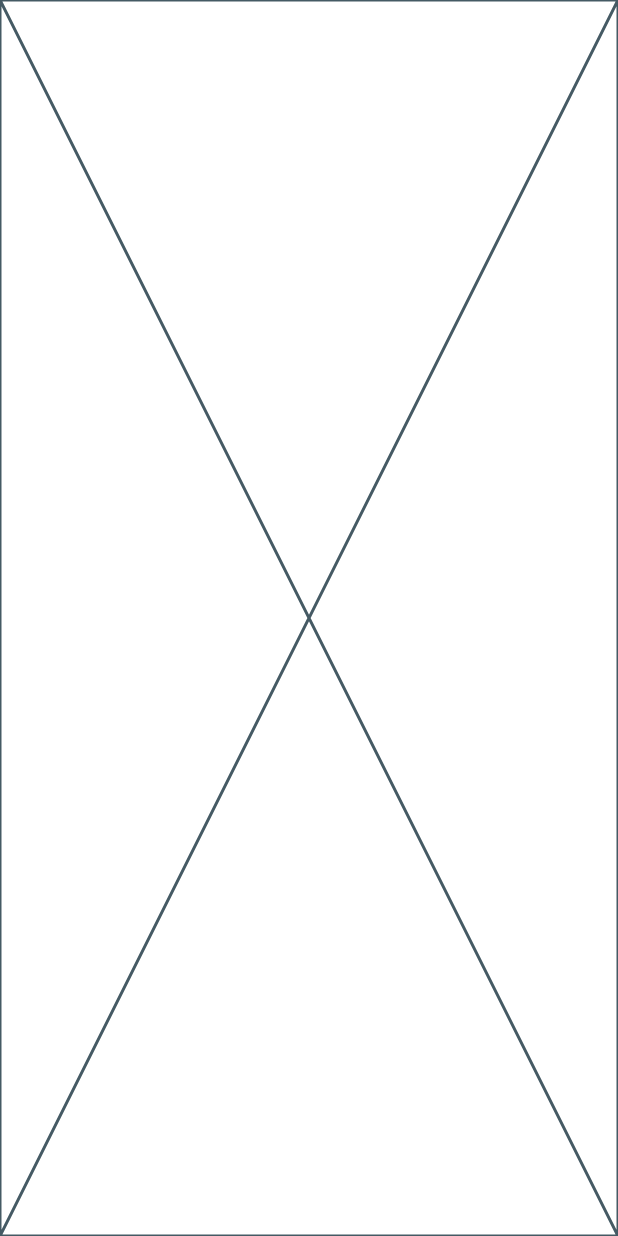
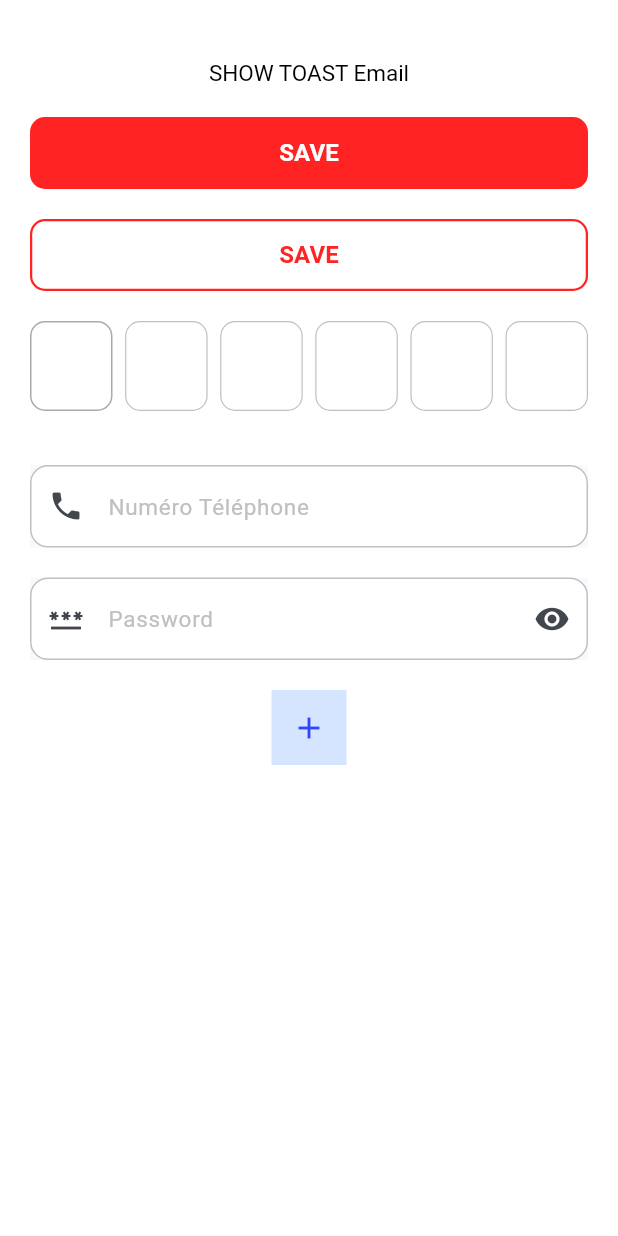
Before and after one commit to Saint-S-Prit/flutter_best_pratics, a Flutter app: the screen it shows after launch, on a phone screen of 412 x 824 dp. Run offline on Flutter 3.47's test engine with Material 3 defaults, Android fonts, the phone set to English and light mode, and no system bars; drawn by our look-alikes of pin_code_fields, toastification; our stand-ins replace bloc, dartz, dio, flutter_bloc, flutter_easyloading, freezed_annotation and 4 more; Roboto replaces fonts that are missing (assets/fonts/roboto/Roboto-Medium.ttf, assets/fonts/roboto/Roboto-Regular.ttf).

Commit message:
add some custom widget

```diff
--- a/lib/gen/assets.gen.dart
+++ b/lib/gen/assets.gen.dart
@@ -7,6 +7,31 @@
 // ignore_for_file: type=lint
 // ignore_for_file: directives_ordering,unnecessary_import,implicit_dynamic_list_literal,deprecated_member_use
 
+class $AssetsFontsGen {
+  const $AssetsFontsGen();
+
+  /// Directory path: assets/fonts/roboto
+  $AssetsFontsRobotoGen get roboto => const $AssetsFontsRobotoGen();
+}
+
+class $AssetsFontsRobotoGen {
+  const $AssetsFontsRobotoGen();
+
+  /// File path: assets/fonts/roboto/Roboto-Bold.ttf
+  String get robotoBold => 'assets/fonts/roboto/Roboto-Bold.ttf';
+
+  /// File path: assets/fonts/roboto/Roboto-Medium.ttf
+  String get robotoMedium => 'assets/fonts/roboto/Roboto-Medium.ttf';
+
+  /// File path: assets/fonts/roboto/Roboto-Regular.ttf
+  String get robotoRegular => 'assets/fonts/roboto/Roboto-Regular.ttf';
+
+  /// List of all assets
+  List<String> get values => [robotoBold, robotoMedium, robotoRegular];
+}
+
 class Assets {
   Assets._();
+
+  static const $AssetsFontsGen fonts = $AssetsFontsGen();
 }
--- a/lib/main.dart
+++ b/lib/main.dart
@@ -1,4 +1,5 @@
 import 'package:flutter/material.dart';
+import 'package:flutter_easyloading/flutter_easyloading.dart';
 import 'package:flutter_starter/generated/l10n.dart';
 import 'package:flutter_starter/routes/app_router.dart';
 import 'package:flutter_starter/src/screens/pages/home/cubit/language_cubit/language_cubit.dart';
@@ -6,6 +7,7 @@ import 'package:flutter_starter/utils/app_config.dart';
 import 'package:flutter_starter/utils/singleton.dart';
 import 'package:flutter_bloc/flutter_bloc.dart';
 import 'package:flutter_localizations/flutter_localizations.dart';
+import 'package:toastification/toastification.dart';
 
 void main() {
   mainCommon();
@@ -14,6 +16,24 @@ void main() {
 void mainCommon() async {
   await configure();
   runApp(const MyApp());
+  configLoading();
+}
+void configLoading() {
+  EasyLoading.instance
+    ..displayDuration = const Duration(milliseconds: 2000)
+    ..indicatorType = EasyLoadingIndicatorType.cubeGrid
+    ..loadingStyle = EasyLoadingStyle.dark
+    ..indicatorSize = 45.0
+    ..radius = 10.0
+    ..progressColor = Colors.blue
+    ..backgroundColor = Colors.green
+    ..indicatorColor = Colors.yellow
+    ..textColor = Colors.yellow
+    ..maskColor = Colors.blue.withOpacity(0.5)
+    ..userInteractions = true
+    ..dismissOnTap = false
+    ..customAnimation = CustomAnimation()
+    ;
 }
 
 class MyApp extends StatefulWidget {
@@ -33,6 +53,7 @@ class _MyAppState extends State<MyApp> {
       builder: (context, state) {
         return GestureDetector(
           onTap: () => WidgetsBinding.instance.focusManager.primaryFocus?.unfocus(),
+          child: ToastificationWrapper(
             child: MaterialApp.router(
               title: AppConfig.shared.appName,
               theme: ThemeData(
@@ -49,9 +70,30 @@ class _MyAppState extends State<MyApp> {
               ],
               supportedLocales: StringText.delegate.supportedLocales,
               locale: state.ln,
+              builder: EasyLoading.init(),
+            ),
           ),
         );
       },
     );
   }
 }
+
+class CustomAnimation extends EasyLoadingAnimation {
+  CustomAnimation();
+
+  @override
+  Widget buildWidget(
+    Widget child,
+    AnimationController controller,
+    AlignmentGeometry alignment,
+  ) {
+    return Opacity(
+      opacity: controller.value,
+      child: RotationTransition(
+        turns: controller,
+        child: child,
+      ),
+    );
+  }
+}
--- a/lib/src/data/services/http_helper.dart
+++ b/lib/src/data/services/http_helper.dart
@@ -3,8 +3,10 @@ import 'package:dio/dio.dart';
 import 'package:flutter/foundation.dart';
 import 'package:flutter_starter/src/data/models/failure.dart';
 import 'package:flutter_starter/src/data/models/success.dart';
+import 'package:flutter_starter/src/screens/widgets/toasts/custom_toast.dart';
 import 'package:flutter_starter/utils/app_config.dart';
 import 'package:injectable/injectable.dart';
+import 'package:toastification/toastification.dart';
 import 'local_helper.dart';
 
 
@@ -41,8 +43,9 @@ class HttpHelper {
       print("========== HTTP ERROR =========");
       print(error.response?.statusCode);
       print(error.response?.statusMessage);
-      print(( (error.response?.data?['data']?['errors'] is List && (error.response?.data?['data']?['errors'])?.isNotEmpty) ) ? error.response?.data?['data']?['errors'][0] : error.response?.data?['data']?['errors'] is Map<String, dynamic> ?  error.response?.data?['data']?['errors']['message']  : error.response?.data?['message'] ?? "An error has occurred. Please check your connection status.");
+      print(error.response?.data['message'] ?? "UNKNOW_ERROR_CODE");
     }
+    CustomToast.showMeaasgeDecoder(message: error.response?.data['message'] ?? "UNKNOW_ERROR_CODE", type: ToastificationType.error);
     if (error.response?.statusCode == 401) {}
     handler.next(error);
   }
--- a/lib/src/screens/pages/splash/splash_screen.dart
+++ b/lib/src/screens/pages/splash/splash_screen.dart
@@ -1,10 +1,78 @@
 import 'package:flutter/material.dart';
+import 'package:flutter_easyloading/flutter_easyloading.dart';
+import 'package:flutter_starter/src/screens/widgets/buttons/custom_outline_button.dart';
+import 'package:flutter_starter/src/screens/widgets/buttons/custom_primary_button.dart';
+import 'package:flutter_starter/src/screens/widgets/buttons/cutom_icon_button.dart';
+import 'package:flutter_starter/src/screens/widgets/input_field/custom_otp_field.dart';
+import 'package:flutter_starter/src/screens/widgets/input_field/custom_password_field.dart';
+import 'package:flutter_starter/src/screens/widgets/input_field/custom_text_field.dart';
+import 'package:flutter_starter/src/screens/widgets/texts/custom_text.dart';
+import 'package:flutter_starter/utils/app_thems.dart';
 
 class SplashScreen extends StatelessWidget {
   const SplashScreen({super.key});
 
   @override
   Widget build(BuildContext context) {
-    return const Placeholder();
+    return Scaffold(
+      backgroundColor: AppThems.white,
+      body: SafeArea(
+        child: Padding(
+          padding: const EdgeInsets.all(20),
+          child: Center(
+            child: Column(
+              children: [
+                const SizedBox(height: 20),
+                InkWell(
+                  onTap: () {
+                    EasyLoading.show(status: 'loading...');
+                  },
+                  child: const CustomText(
+                    text: "SHOW TOAST Email",
+                  ),
+                ),
+                const SizedBox(height: 20),
+                CustomPrimaryButton(
+                  text: "save",
+                  onClick: () {},
+                  bgColor: AppThems.btnError,
+                  height: 48,
+                ),
+                const SizedBox(height: 20),
+                CustomOutlineButton(
+                  text: "save",
+                  onClick: () {},
+                  color: AppThems.btnError,
+                  height: 48,
+                ),
+                const SizedBox(height: 20),
+                CustomOtpField(
+                  length: 6,
+                  onCompleted: (otp) {},
+                ),
+                const SizedBox(height: 20),
+                const CustomTextField(
+                  label: "Numéro Téléphone",
+                  prefixIcon: Icon(Icons.phone),
+                ),
+                const SizedBox(height: 20),
+                const CustomPasswordField(
+                  label: "Password",
+                  prefixIcon: Icon(Icons.password),
+                ),
+                const SizedBox(height: 20),
+                const CutomIconButton(
+                  color: AppThems.transparentBleu,
+                  shape: BoxShape.rectangle,
+                  width: 50,
+                  height: 50,
+                  child: Icon(Icons.add, color: AppThems.darkBleu),
+                )
+              ],
+            ),
+          ),
+        ),
+      ),
+    );
   }
 }
--- /dev/null
+++ b/lib/src/screens/widgets/buttons/custom_outline_button.dart
@@ -0,0 +1,45 @@
+import 'package:flutter/material.dart';
+import 'package:flutter_starter/src/screens/widgets/texts/custom_text.dart';
+import 'package:flutter_starter/utils/app_thems.dart';
+
+class CustomOutlineButton extends StatelessWidget {
+  final String text;
+  final Color? color;
+  final void Function()? onClick;
+  final double? height, width;
+  const CustomOutlineButton({
+    super.key,
+    required this.text,
+    this.color,
+    this.onClick,
+    this.height,
+    this.width,
+  });
+
+  @override
+  Widget build(BuildContext context) {
+    return InkWell(
+      onTap: onClick,
+      hoverColor: Colors.transparent,
+      child: Container(
+        padding: const EdgeInsets.symmetric(horizontal: 15, vertical: 15),
+        width: width,
+        height: height,
+        decoration: BoxDecoration(
+          border: Border.all(color: color ?? AppThems.btnOky, width: 1.5),
+          borderRadius: BorderRadius.circular(10),
+        ),
+        child: Center(
+          child: CustomText(
+            text: text.toUpperCase(),
+            color: color ?? AppThems.btnOky,
+            fontSize: 16,
+            height: 15,
+            letterSpacing: 0.05,
+            fontWeight: CustomFontWeight.MEDIUM,
+          ),
+        ),
+      ),
+    );
+  }
+}
--- /dev/null
+++ b/lib/src/screens/widgets/buttons/custom_primary_button.dart
@@ -0,0 +1,46 @@
+import 'package:flutter/material.dart';
+import 'package:flutter_starter/src/screens/widgets/texts/custom_text.dart';
+import 'package:flutter_starter/utils/app_thems.dart';
+
+class CustomPrimaryButton extends StatelessWidget {
+  final String text;
+  final Color? bgColor, txtColor;
+  final void Function()? onClick;
+  final double? height, width;
+  const CustomPrimaryButton({
+    super.key,
+    required this.text,
+    this.bgColor,
+    this.txtColor,
+    this.onClick,
+    this.height,
+    this.width,
+  });
+
+  @override
+  Widget build(BuildContext context) {
+    return InkWell(
+      onTap: onClick,
+      hoverColor: Colors.transparent,
+      child: Container(
+        padding: const EdgeInsets.symmetric(horizontal: 15, vertical: 15),
+        width: width,
+        height: height,
+        decoration: BoxDecoration(
+          color: bgColor ?? AppThems.btnOky,
+          borderRadius: BorderRadius.circular(10),
+        ),
+        child: Center(
+          child: CustomText(
+            text: text.toUpperCase(),
+            color: txtColor ?? AppThems.white,
+            fontSize: 16,
+            height: 15,
+            letterSpacing: 0.05,
+            fontWeight: CustomFontWeight.MEDIUM,
+          ),
+        ),
+      ),
+    );
+  }
+}
--- /dev/null
+++ b/lib/src/screens/widgets/buttons/cutom_icon_button.dart
@@ -0,0 +1,35 @@
+import 'package:flutter/material.dart';
+
+class CutomIconButton extends StatelessWidget {
+  final double? width, height;
+  final BoxShape? shape;
+  final Color? color;
+  final Widget child;
+  final void Function()? onTap;
+  const CutomIconButton({
+    super.key,
+    this.width,
+    this.height,
+    this.shape,
+    this.color,
+    required this.child,
+    this.onTap,
+  });
+
+  @override
+  Widget build(BuildContext context) {
+    return InkWell(
+      onTap: onTap,
+      child: Container(
+        padding: EdgeInsets.all(width != null || height != null ? 0 : 10),
+        width: width ?? height,
+        height: height ?? width,
+        decoration: BoxDecoration(
+          shape: shape ?? BoxShape.circle,
+          color: color,
+        ),
+        child: Center(child: child),
+      ),
+    );
+  }
+}
--- /dev/null
+++ b/lib/src/screens/widgets/input_field/custom_otp_field.dart
@@ -0,0 +1,50 @@
+import 'package:flutter/material.dart';
+import 'package:flutter_starter/utils/app_thems.dart';
+import 'package:flutter_starter/utils/form_validator.dart';
+import 'package:pin_code_fields/pin_code_fields.dart';
+
+class CustomOtpField extends StatelessWidget {
+  final double? width;
+  final void Function(String) onCompleted;
+  final int length;
+  const CustomOtpField({
+    super.key,
+    this.width,
+    required this.onCompleted,
+    required this.length,
+  });
+
+  @override
+  Widget build(BuildContext context) {
+    return SizedBox(
+      width: width,
+      child: PinCodeTextField(
+        appContext: context,
+        length: length,
+        autoFocus: true,
+        cursorColor: Colors.grey.shade600,
+        validator: FormValidator.requiredValidation,
+        pinTheme: PinTheme(
+          shape: PinCodeFieldShape.box,
+          borderRadius: BorderRadius.circular(10),
+          fieldHeight: 60,
+          fieldWidth: 55,
+          activeFillColor: AppThems.darkGrey,
+          activeColor: AppThems.darkGrey,
+          selectedColor: AppThems.darkGrey,
+          inactiveColor: AppThems.lightGrey,
+          inactiveFillColor: AppThems.lightGrey,
+          errorBorderColor: AppThems.darkRed,
+          errorBorderWidth: 1,
+          borderWidth: 1,
+          inactiveBorderWidth: 0.8,
+          activeBorderWidth: 1
+        ),
+        onCompleted: onCompleted,
+        textStyle: AppThems.otpFieldStyle,
+        keyboardType: TextInputType.number,
+        cursorHeight: 25,
+      ),
+    );
+  }
+}
--- /dev/null
+++ b/lib/src/screens/widgets/input_field/custom_password_field.dart
@@ -0,0 +1,106 @@
+import 'package:flutter/material.dart';
+import 'package:flutter/services.dart';
+import 'package:flutter_starter/gen/assets.gen.dart';
+import 'package:flutter_starter/utils/app_thems.dart';
+import 'package:flutter_starter/utils/form_validator.dart';
+
+class CustomPasswordField extends StatefulWidget {
+  final String? label;
+  final void Function(String)? onChanged;
+  final String? Function(String?)? validator;
+  final TextInputType? keyboardType;
+  final List<TextInputFormatter>? inputFormatters;
+  final TextEditingController? controller;
+  final Widget? prefixIcon;
+  final bool readOnly;
+  final void Function()? onTap;
+  final Color brColor, fillColor, labelColor;
+  final bool fill;
+  final int? maxLines;
+  final bool isPasswordField;
+
+  const CustomPasswordField({
+    super.key,
+    this.label,
+    this.onChanged,
+    this.validator = FormValidator.requiredValidation,
+    this.keyboardType,
+    this.inputFormatters,
+    this.controller,
+    this.prefixIcon,
+    this.readOnly = false,
+    this.onTap,
+    this.fill = true,
+    this.brColor = AppThems.lightGrey,
+    this.fillColor = AppThems.white,
+    this.labelColor = AppThems.lightGrey,
+    this.maxLines,
+    this.isPasswordField = true,
+  });
+
+  @override
+  _CustomPasswordFieldState createState() => _CustomPasswordFieldState();
+}
+
+class _CustomPasswordFieldState extends State<CustomPasswordField> {
+  bool _obscureText = true;
+
+  @override
+  Widget build(BuildContext context) {
+    return Material(
+      child: TextFormField(
+        controller: widget.controller,
+        keyboardType: widget.keyboardType,
+        inputFormatters: widget.inputFormatters,
+        onChanged: widget.onChanged,
+        validator: widget.validator,
+        cursorColor: AppThems.black,
+        readOnly: widget.readOnly,
+        onTap: widget.onTap,
+        maxLines: widget.isPasswordField ? 1 : widget.maxLines,
+        obscureText: widget.isPasswordField ? _obscureText : false,
+        style: AppThems.fieldTextStyle,
+        decoration: InputDecoration(
+          prefixIcon: widget.prefixIcon,
+          suffixIcon: widget.isPasswordField
+              ? IconButton(
+                  icon: Icon(
+                    _obscureText ? Icons.visibility : Icons.visibility_off,
+                  ),
+                  onPressed: () {
+                    setState(() {
+                      _obscureText = !_obscureText;
+                    });
+                  },
+                )
+              : null,
+          labelText: widget.label,
+          filled: widget.fill,
+          fillColor: widget.fillColor,
+          labelStyle: AppThems.fieldLabelStyle,
+          border: OutlineInputBorder(
+            borderRadius: BorderRadius.circular(12),
+            borderSide: BorderSide(
+              color: widget.brColor,
+              width: 1,
+            ),
+          ),
+          enabledBorder: OutlineInputBorder(
+            borderRadius: BorderRadius.circular(12),
+            borderSide: BorderSide(
+              color: widget.brColor,
+              width: 1,
+            ),
+          ),
+          focusedBorder: OutlineInputBorder(
+            borderRadius: BorderRadius.circular(12),
+            borderSide: BorderSide(
+              color: widget.brColor,
+              width: 1,
+            ),
+          ),
+        ),
+      ),
+    );
+  }
+}
--- /dev/null
+++ b/lib/src/screens/widgets/input_field/custom_text_field.dart
@@ -0,0 +1,90 @@
+import 'package:flutter/material.dart';
+import 'package:flutter/services.dart';
+import 'package:flutter_starter/gen/assets.gen.dart';
+import 'package:flutter_starter/utils/app_thems.dart';
+import 'package:flutter_starter/utils/form_validator.dart';
+
+class CustomTextField extends StatefulWidget {
+  final String? label;
+  final void Function(String)? onChanged;
+  final String? Function(String?)? validator;
+  final TextInputType? keyboardType;
+  final List<TextInputFormatter>? inputFormatters;
+  final TextEditingController? controller;
+  final Widget? prefixIcon, suffixIcon;
+  final bool readOnly;
+  final void Function()? onTap;
+  final Color brColor, fillColor, labelColor;
+  final bool fill;
+  final int? maxLines;
+
+  const CustomTextField(
+      {super.key,
+      this.label,
+      this.onChanged,
+      this.validator = FormValidator.requiredValidation,
+      this.keyboardType,
+      this.inputFormatters,
+      this.controller,
+      this.prefixIcon,
+      this.readOnly = false,
+      this.onTap,
+      this.fill = true,
+      this.brColor = AppThems.lightGrey,
+      this.fillColor = AppThems.white,
+      this.labelColor = AppThems.lightGrey,
+      this.maxLines,
+      this.suffixIcon});
+
+  @override
+  _CustomTextFieldState createState() => _CustomTextFieldState();
+}
+
+class _CustomTextFieldState extends State<CustomTextField> {
+  @override
+  Widget build(BuildContext context) {
+    return Material(
+      child: TextFormField(
+        controller: widget.controller,
+        keyboardType: widget.keyboardType,
+        inputFormatters: widget.inputFormatters,
+        onChanged: widget.onChanged,
+        validator: widget.validator,
+        cursorColor: AppThems.black,
+        readOnly: widget.readOnly,
+        onTap: widget.onTap,
+        maxLines: widget.maxLines,
+        style: AppThems.fieldTextStyle,
+        decoration: InputDecoration(
+          prefixIcon: widget.prefixIcon,
+          suffixIcon: widget.suffixIcon,
+          labelText: widget.label,
+          filled: widget.fill,
+          fillColor: widget.fillColor,
+          labelStyle: AppThems.fieldLabelStyle,
+          border: OutlineInputBorder(
+            borderRadius: BorderRadius.circular(12),
+            borderSide: BorderSide(
+              color: widget.brColor,
+              width: 1,
+            ),
+          ),
+          enabledBorder: OutlineInputBorder(
+            borderRadius: BorderRadius.circular(12),
+            borderSide: BorderSide(
+              color: widget.brColor,
+              width: 1,
+            ),
+          ),
+          focusedBorder: OutlineInputBorder(
+            borderRadius: BorderRadius.circular(12),
+            borderSide: BorderSide(
+              color: widget.brColor,
+              width: 1,
+            ),
+          ),
+        ),
+      ),
+    );
+  }
+}
--- /dev/null
+++ b/lib/src/screens/widgets/texts/custom_animation_text.dart
@@ -0,0 +1,10 @@
+import 'package:flutter/material.dart';
+
+class CustomAnimationText extends StatelessWidget {
+  const CustomAnimationText({super.key});
+
+  @override
+  Widget build(BuildContext context) {
+    return const Placeholder();
+  }
+}
--- /dev/null
+++ b/lib/src/screens/widgets/texts/custom_text.dart
@@ -0,0 +1,52 @@
+import 'package:flutter/material.dart';
+import 'package:flutter_starter/gen/assets.gen.dart';
+import 'package:flutter_starter/utils/app_thems.dart';
+
+enum CustomFontWeight { BOLD, REGULAR, MEDIUM }
+
+class CustomText extends StatelessWidget {
+  final String text;
+  final double? fontSize;
+  final double? height;
+  final double? letterSpacing;
+  final CustomFontWeight fontWeight;
+  final Color? color;
+  final TextAlign? textAlign;
+  const CustomText({
+    super.key,
+    required this.text,
+    this.fontSize,
+    this.height,
+    this.letterSpacing,
+    this.fontWeight = CustomFontWeight.REGULAR,
+    this.color,
+    this.textAlign,
+  });
+
+  @override
+  Widget build(BuildContext context) {
+    return Text(
+      text,
+      softWrap: true,
+      overflow: TextOverflow.visible,
+      textAlign: textAlign,
+      style: TextStyle(
+        color: color ?? AppThems.black,
+        fontSize: fontSize ?? 15,
+        height: (height ?? 0) / (fontSize ?? 15),
+        letterSpacing: letterSpacing ?? -0.02,
+        decoration: TextDecoration.none,
+        fontFamily: CustomFontWeight.BOLD == fontWeight
+            ? Assets.fonts.roboto.robotoBold
+            : CustomFontWeight.MEDIUM == fontWeight
+                ? Assets.fonts.roboto.robotoMedium
+                : Assets.fonts.roboto.robotoRegular,
+        fontWeight: CustomFontWeight.BOLD == fontWeight
+            ? FontWeight.w900
+            : CustomFontWeight.MEDIUM == fontWeight
+                ? FontWeight.w600
+                : FontWeight.w400,
+      ),
+    );
+  }
+}
--- /dev/null
+++ b/lib/src/screens/widgets/toasts/custom_toast.dart
@@ -0,0 +1,57 @@
+import 'package:flutter/material.dart';
+import 'package:toastification/toastification.dart';
+
+class CustomToast {
+  static void show({required String message, ToastificationType type = ToastificationType.success}) {
+    try {
+      toastification.show(
+        title: Text(message),
+        autoCloseDuration: const Duration(seconds: 10),
+        type: type,
+      );
+      // ignore: empty_catches
+    } catch (e) {}
+  }
+
+  static void showMeaasgeDecoder({required String message, ToastificationType type = ToastificationType.success}) {
+    try {
+      toastification.show(
+        title: Text(decodeErrorMessage(message)),
+        autoCloseDuration: const Duration(seconds: 10),
+        type: type,
+      );
+      // ignore: empty_catches
+    } catch (e) {}
+  }
+
+
+  static String decodeErrorMessage(String messageCode){
+  String msg = '';
+  switch (messageCode) {
+    case 'INCOMPLETE_INFORMATIONS':
+      msg = "Remplissez tous les champs aubligatoire du formulaire.";
+      break;
+    case 'INACTIVE_ACCOUNT':
+      msg = "Votre compte est inactif merci de l'activer";
+      break;
+    case 'ACCOUNT_ALREADY_EXIST':
+      msg = "Ce compte existe dejas";
+      break;
+    case 'ACCOUNT_NOT_EXIST':
+      msg = "Ce compte n'existe pas merci de vous inscrire";
+      break;
+    case 'SUCCESSFULY_CONNECTED':
+      msg = "Connecter avec success";
+      break;
+    case 'TOKEN_IS_EXPIRED':
+      msg = "Session expirée ! Reconnectez-vous.";
+      break;
+    case 'UNKNOW_ERROR_CODE':
+      msg = "Une erreur c'est produit";
+      break;
+    default:
+      msg = messageCode;
+  }
+  return msg;
+}
+}
--- a/lib/utils/app_colors.dart
+++ /dev/null
@@ -1,12 +0,0 @@
-import 'package:flutter/material.dart';
-
-class AppColors {
-  static const primaryColor = Colors.red;
-  static const secondaryColor = Colors.red;
-
-  static const btnColor1 = Colors.red;
-  static const btnColor2 = Colors.red;
-  static const btnColor3 = Colors.red;
-
-
-}
--- /dev/null
+++ b/lib/utils/app_thems.dart
@@ -0,0 +1,63 @@
+import 'package:flutter/material.dart';
+import 'package:flutter_starter/gen/assets.gen.dart';
+
+// 100, 400, 500
+class AppThems {
+  static const white = Color(0xffffffff);
+  static const black = Color(0xff000000);
+  static const backgroundColor = Color(0xfff8f9f9);
+
+  static const primaryColor = Color(0xff2f45ff);
+  static const secondaryColor = Color(0xff929ABC);
+  static const tertiaryColor = Color(0xff929ABC);
+
+  static const btnOky = Color(0xff2f45ff);
+  static const btnSuccess = Color(0xff07e500);
+  static const btnWorning = Color(0xffe67e22);
+  static const btnError = Color(0xffff2323);
+
+  static const darkRed = Color(0xffff2323);
+  static const lightRed = Color(0xffff5757);
+  static const transparentRed = Color(0xffffdddd);
+
+  static const darkBleu = Color(0xff2f45ff);
+  static const lightBleu = Color(0xff5676ff);
+  static const transparentBleu = Color(0xffd5e4ff);
+
+  static const darkGreen = Color(0xff07e500);
+  static const lightGreen = Color.fromARGB(255, 43, 91, 40);
+  static const transparentGreen = Color(0xffccffc4);
+
+  static const darkYellow = Color(0xffffff00);
+  static const lightYellow = Color(0xfff2ff0d);
+  static const transparentYellow = Color(0xfff4ffc1);
+
+  static const darkGrey = Color(0xffaaaaaa);
+  static const lightGrey = Color(0xffc0c0c0);
+  static const transparentGrey = Color(0xfff0f0f0);
+
+  static const darkOrange = Color(0xffe67e22);
+  static const lightOrange = Color(0xffec9c33);
+  static const transparentOrange = Color(0xfffaeacb);
+
+  static var fieldLabelStyle = TextStyle(
+    color: lightGrey,
+    fontSize: 15,
+    fontWeight: FontWeight.w400,
+    fontFamily: Assets.fonts.roboto.robotoRegular,
+  );
+
+  static var fieldTextStyle = TextStyle(
+    color: darkGrey,
+    fontSize: 15,
+    fontWeight: FontWeight.w400,
+    fontFamily: Assets.fonts.roboto.robotoRegular,
+  );
+
+  static var otpFieldStyle = TextStyle(
+    fontSize: 32.0,
+    fontWeight: FontWeight.w600,
+    color: black,
+    fontFamily: Assets.fonts.roboto.robotoMedium,
+  );
+}
--- a/pubspec.yaml
+++ b/pubspec.yaml
@@ -28,6 +28,8 @@ dependencies:
   flutter_gen: ^5.6.0
   injectable: ^2.4.2
   dio: ^5.4.3+1
+  toastification: ^2.2.0
+  pin_code_fields: ^8.0.1
   flutter:
     sdk: flutter
 
@@ -51,6 +53,7 @@ flutter_gen:
     exclude:
       - assets/logo/
       - assets/fonts/
+      - assets/fonts/roboto/
 
   cupertino_icons: ^1.0.8
 
@@ -70,6 +73,7 @@ flutter:
     - assets/fonts/
     - assets/logos/
     - assets/images/
+    - assets/fonts/roboto/
 
 
 flutter_intl:
```
Also changed, not shown: assets/fonts/roboto/Roboto-Bold.ttf (added), assets/fonts/roboto/Roboto-Medium.ttf (added), assets/fonts/roboto/Roboto-Regular.ttf (added), pubspec.lock, 2 other files. Lines whose indentation alone changed are shown as unchanged.
